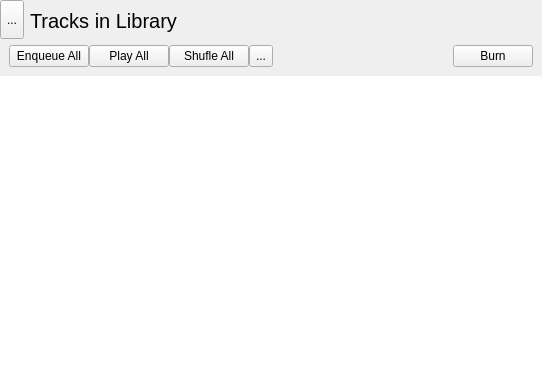
This is application/userplaylistswidget.ui in theCheeseboard/theBeat as Qt 5 draws it before an edit. The edited form follows.
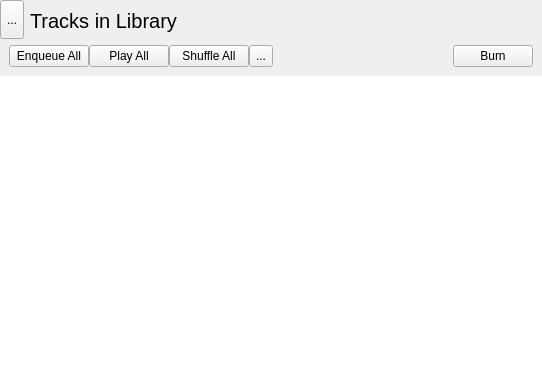
This is the edited form. The open tabs and pages were chosen to show the change. Icons and pictures are not drawn. Custom widgets are drawn as their Qt base class.

Patch:
```diff
--- a/application/userplaylistswidget.ui
+++ b/application/userplaylistswidget.ui
@@ -269,7 +269,7 @@
             <item>
              <widget class="QPushButton" name="shuffleButton">
               <property name="text">
-               <string>Shufle All</string>
+               <string>Shuffle All</string>
               </property>
               <property name="icon">
                <iconset theme="media-playlist-shuffle">
```
